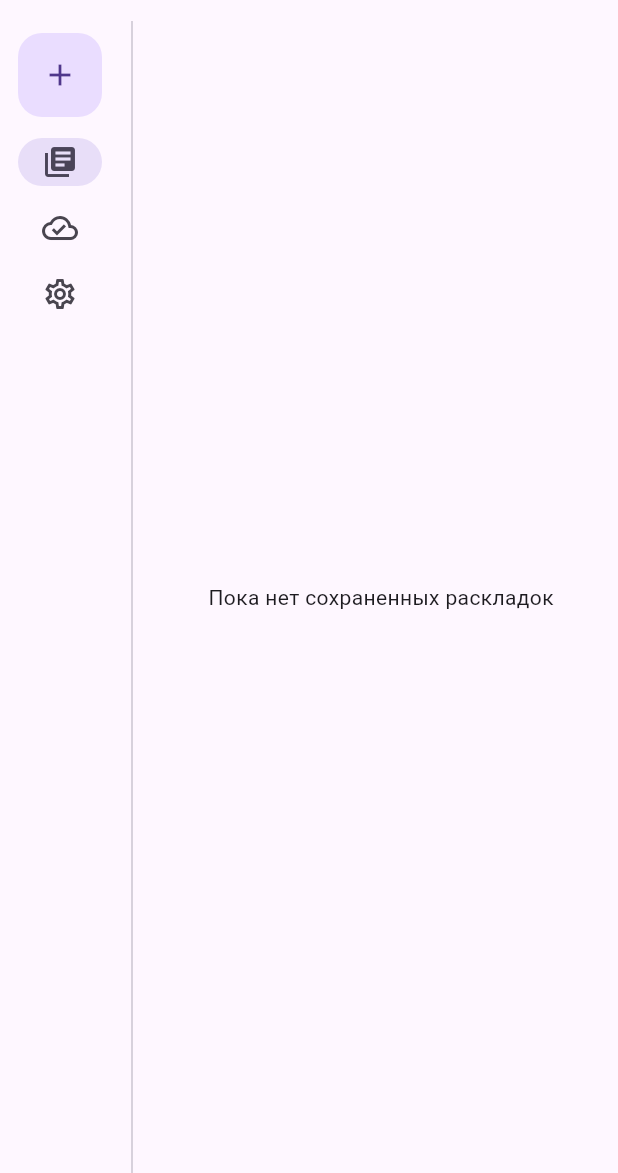
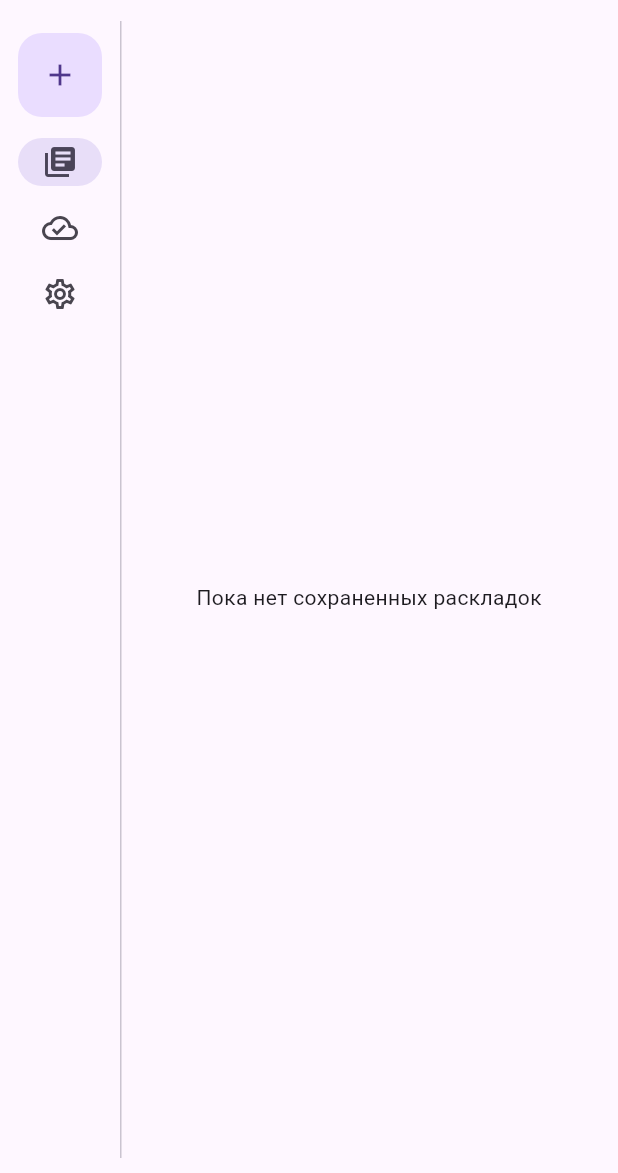
Before and after one commit to bxkr/toureat, a Flutter app: the screen it shows after launch, on a phone screen of 412 x 824 dp, the part 63-1236 px from its top. Run offline on Flutter 3.47's test engine with Material 2 defaults, Android fonts, the phone set to English and light mode, and no system bars; our stand-ins replace shared_preferences; missing offline and left inert: window_size.

Commit message:
Improve vertical divider

```diff
--- a/lib/main.dart
+++ b/lib/main.dart
@@ -113,7 +113,10 @@ class _MyHomePageState extends State<MyHomePage> {
                   });
                 },
               ),
-              const VerticalDivider(),
+              const VerticalDivider(
+                width: 0,
+                endIndent: 10,
+              ),
               _currentPage
             ],
           ),
```
